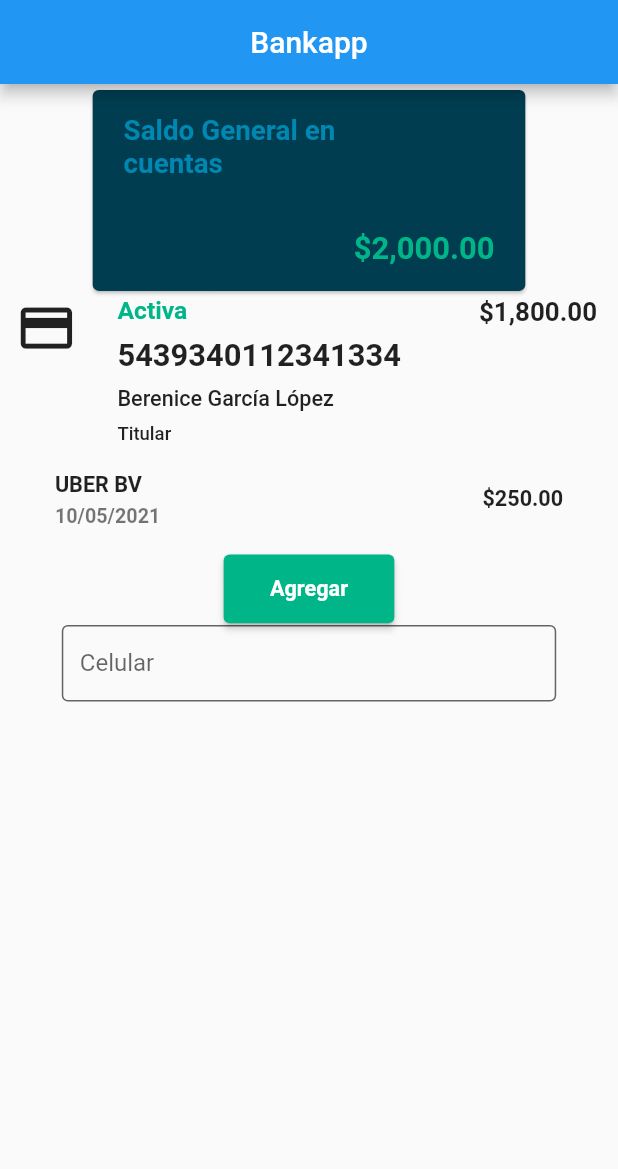
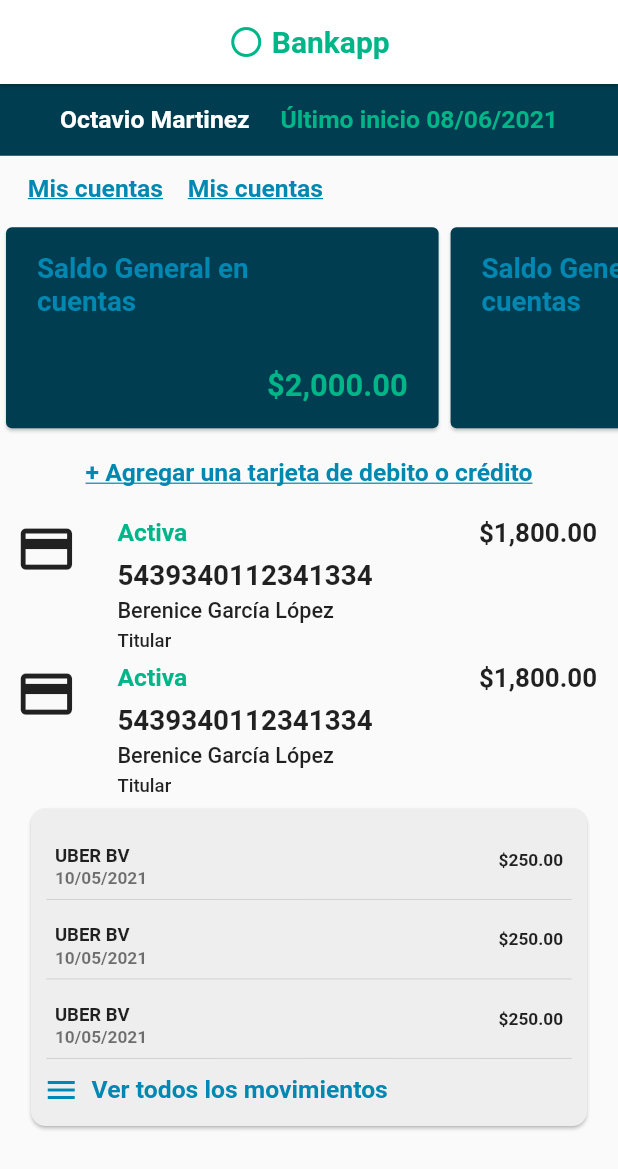
Before and after one commit to JonathanGalaviz/test-bankapp-android-endcom, a Flutter app: the screen it shows after launch, on a phone screen of 412 x 824 dp. Shown: the top 1169 px of the screen. Run offline on Flutter 3.47's test engine with Material 2 defaults, Android fonts, the phone set to English and light mode, and no system bars.

Commit message:
Maqueta dashboard

```diff
--- /dev/null
+++ b/lib/src/ui/form_page.dart
@@ -0,0 +1,47 @@
+import 'package:flutter/material.dart';
+import 'package:flutter/services.dart';
+import 'package:test_bankapp_android_endcom/src/ui/widgets/button_widget.dart';
+import 'package:test_bankapp_android_endcom/src/ui/widgets/input_widget.dart';
+
+class FormaPage extends StatefulWidget {
+  const FormaPage({Key? key}) : super(key: key);
+
+  @override
+  State<FormaPage> createState() => _FormaPageState();
+}
+
+class _FormaPageState extends State<FormaPage> {
+  @override
+  Widget build(BuildContext context) {
+    Size size = MediaQuery.of(context).size;
+    return Scaffold(
+      appBar: AppBar(
+        title: Text('Bankapp'),
+        centerTitle: true,
+      ),
+      body: SingleChildScrollView(
+        child: Column(
+          children: [
+            ButtonWidget().showButton(
+                title: 'Agregar',
+                color: const Color(0xff00b689),
+                onTap: () {},
+                context: context),
+            InputWidget(
+              textInputFormatter: <TextInputFormatter>[
+                FilteringTextInputFormatter.digitsOnly
+              ],
+              maxLength: 10,
+              controller: TextEditingController(),
+              textCapitalization: TextCapitalization.words,
+              keyboardType: TextInputType.number,
+              textInputAction: TextInputAction.done,
+              valueSize: .8,
+              text: 'Celular',
+            ),
+          ],
+        ),
+      ),
+    );
+  }
+}
--- a/lib/src/ui/home_page.dart
+++ b/lib/src/ui/home_page.dart
@@ -1,8 +1,7 @@
 import 'package:flutter/material.dart';
-import 'package:flutter/services.dart';
+import 'package:test_bankapp_android_endcom/src/ui/widgets/appbar_widget.dart';
 import 'package:test_bankapp_android_endcom/src/ui/widgets/button_widget.dart';
 import 'package:test_bankapp_android_endcom/src/ui/widgets/card_widget.dart';
-import 'package:test_bankapp_android_endcom/src/ui/widgets/input_widget.dart';
 
 class HomePage extends StatefulWidget {
   const HomePage({Key? key}) : super(key: key);
@@ -16,53 +15,118 @@ class _HomePageState extends State<HomePage> {
   Widget build(BuildContext context) {
     Size size = MediaQuery.of(context).size;
     return Scaffold(
-      appBar: AppBar(
-        title: Text('Bankapp'),
-        centerTitle: true,
-      ),
+      appBar: AppBarWidget().customAppBarWidget(title: 'Bankapp'),
       body: SingleChildScrollView(
+        padding: EdgeInsets.only(bottom: size.width * .03),
         child: Column(
           children: [
+            Container(
+                width: size.width,
+                decoration: BoxDecoration(color: const Color(0xff003d51)),
+                child: Center(
+                    child: Padding(
+                        padding:
+                            EdgeInsets.symmetric(vertical: size.width * .035),
+                        child: Text.rich(TextSpan(
+                            style: TextStyle(
+                                color: const Color(0xff0088b2),
+                                fontSize: size.width * .04,
+                                fontWeight: FontWeight.w600),
+                            children: const [
+                              TextSpan(
+                                  text: 'Octavio Martinez ',
+                                  style: TextStyle(color: Colors.white)),
+                              TextSpan(text: '   '),
+                              TextSpan(
+                                  text: ' Último inicio 08/06/2021',
+                                  style: TextStyle(color: Color(0xff00b689)))
+                            ]))))),
+            Padding(
+                padding: EdgeInsets.symmetric(vertical: size.width * .02),
+                child: SizedBox(
+                    width: size.width * .95,
+                    child: Wrap(
+                        crossAxisAlignment: WrapCrossAlignment.start,
+                        alignment: WrapAlignment.start,
+                        children: List.generate(
+                            2,
+                            (index) => ButtonWidget().underlineButton(
+                                title: 'Mis cuentas',
+                                color: const Color(0xff0088b2),
+                                onTap: () {},
+                                context: context))))),
             SingleChildScrollView(
                 physics: const BouncingScrollPhysics(),
                 scrollDirection: Axis.horizontal,
-              child: Column(
-                children: [
-                  CardWidget().showCardWidget(
+                child: Row(
+                    children: List.generate(
+                        5,
+                        (index) => CardWidget().showCardWidget(
                             title: 'Saldo General en cuentas',
                             money: '2,000.00',
+                            context: context)))),
+            SizedBox(height: size.width * .03),
+            ButtonWidget().underlineButton(
+                title: '+ Agregar una tarjeta de debito o crédito',
+                color: const Color(0xff0088b2),
+                onTap: () {},
                 context: context),
-                ],
-              ),
-            ),
-            CardWidget().creditCardWidget(
+            SizedBox(height: size.width * .03),
+            Column(
+              children: List.generate(
+                  2,
+                  (index) => CardWidget().creditCardWidget(
                       icon: Icons.credit_card,
                       status: 'Activa',
                       nameCard: 'Berenice García López',
                       numberCard: '5439340112341334',
                       money: '1,800.00',
-                context: context),
-            CardWidget().recentMovesCardWidget(
+                      context: context)),
+            ),
+            Card(
+              shape: RoundedRectangleBorder(
+                  borderRadius: BorderRadius.circular(10)),
+              color: Colors.grey[200],
+              child: SizedBox(
+                width: size.width * .9,
+                child: Padding(
+                  padding: EdgeInsets.symmetric(vertical: size.width * .02),
+                  child: Column(
+                    children: [
+                      Column(
+                        children: List.generate(
+                            3,
+                            (index) => CardWidget().recentMovesCardWidget(
                                 title: 'UBER BV',
                                 subtitle: '10/05/2021',
                                 money: '250.00',
-                context: context),
-            ButtonWidget().showButton(
-                title: 'Agregar',
-                color: const Color(0xff00b689),
+                                context: context)),
+                      ),
+                      SizedBox(height: size.width * .01),
+                      InkWell(
+                          borderRadius: BorderRadius.circular(5),
                           onTap: () {},
-                context: context),
-            InputWidget(
-              textInputFormatter: <TextInputFormatter>[
-                FilteringTextInputFormatter.digitsOnly
+                          child: Padding(
+                            padding: EdgeInsets.symmetric(
+                                vertical: size.width * .01,
+                                horizontal: size.width * .02),
+                            child: Row(
+                              children: [
+                                const Icon(Icons.menu,
+                                    color: Color(0xff0088b2)),
+                                SizedBox(width: size.width * .02),
+                                Text('Ver todos los movimientos',
+                                    style: TextStyle(
+                                        color: const Color(0xff0088b2),
+                                        fontSize: size.width * .04,
+                                        fontWeight: FontWeight.w600)),
                               ],
-              maxLength: 10,
-              controller: TextEditingController(),
-              textCapitalization: TextCapitalization.words,
-              keyboardType: TextInputType.number,
-              textInputAction: TextInputAction.done,
-              valueSize: .8,
-              text: 'Celular',
+                            ),
+                          ))
+                    ],
+                  ),
+                ),
+              ),
             ),
           ],
         ),
--- /dev/null
+++ b/lib/src/ui/widgets/appbar_widget.dart
@@ -0,0 +1,18 @@
+import 'package:flutter/material.dart';
+
+class AppBarWidget {
+  customAppBarWidget({required String title}) {
+    return AppBar(
+        backgroundColor: Colors.white,
+        elevation: 1,
+        title:
+            Row(mainAxisAlignment: MainAxisAlignment.center, children: const [
+          Icon(Icons.circle_outlined, color: Color(0xff00b689)),
+          SizedBox(width: 5),
+          Text('Bankapp',
+              style: TextStyle(
+                  color: Color(0xff00b689), fontWeight: FontWeight.w600))
+        ]),
+        centerTitle: true);
+  }
+}
--- a/lib/src/ui/widgets/button_widget.dart
+++ b/lib/src/ui/widgets/button_widget.dart
@@ -18,4 +18,25 @@ class ButtonWidget {
       child: Text(title),
     );
   }
+
+  underlineButton(
+      {required String title,
+      required Color color,
+      required Function() onTap,
+      required BuildContext context}) {
+    Size size = MediaQuery.of(context).size;
+    return InkWell(
+        borderRadius: BorderRadius.circular(5),
+        onTap: onTap,
+        child: Padding(
+          padding: EdgeInsets.symmetric(
+              vertical: size.width * .01, horizontal: size.width * .02),
+          child: Text(title,
+              style: TextStyle(
+                  color: color,
+                  fontSize: size.width * .04,
+                  fontWeight: FontWeight.w600,
+                  decoration: TextDecoration.underline)),
+        ));
+  }
 }
--- a/lib/src/ui/widgets/card_widget.dart
+++ b/lib/src/ui/widgets/card_widget.dart
@@ -44,7 +44,8 @@ class CardWidget {
       required String money,
       required BuildContext context}) {
     Size size = MediaQuery.of(context).size;
-    return SizedBox(
+    return Padding(
+        padding: EdgeInsets.symmetric(vertical: size.width * .01),
         child: Row(
             mainAxisAlignment: MainAxisAlignment.spaceEvenly,
             crossAxisAlignment: CrossAxisAlignment.start,
@@ -53,25 +54,29 @@ class CardWidget {
               SizedBox(
                   width: size.width * .6,
                   child: Padding(
-                  padding: EdgeInsets.symmetric(horizontal: size.width * .04),
+                      padding:
+                          EdgeInsets.symmetric(horizontal: size.width * .04),
                       child: Column(
                           crossAxisAlignment: CrossAxisAlignment.start,
                           children: [
                             Padding(
-                            padding: EdgeInsets.only(bottom: size.width * .02),
+                                padding:
+                                    EdgeInsets.only(bottom: size.width * .02),
                                 child: Text(status,
                                     style: TextStyle(
                                         color: const Color(0xff00b689),
                                         fontSize: size.width * .04,
                                         fontWeight: FontWeight.w600))),
                             Padding(
-                            padding: EdgeInsets.only(bottom: size.width * .02),
+                                padding:
+                                    EdgeInsets.only(bottom: size.width * .01),
                                 child: Text(numberCard,
                                     style: TextStyle(
-                                    fontSize: size.width * .05,
+                                        fontSize: size.width * .045,
                                         fontWeight: FontWeight.w600))),
                             Padding(
-                            padding: EdgeInsets.only(bottom: size.width * .02),
+                                padding:
+                                    EdgeInsets.only(bottom: size.width * .01),
                                 child: Text(nameCard,
                                     style: TextStyle(
                                         fontSize: size.width * .035,
@@ -98,17 +103,28 @@ class CardWidget {
     Size size = MediaQuery.of(context).size;
     return SizedBox(
       width: size.width * .9,
-      child: ListTile(
+      child: Column(
+        children: [
+          ListTile(
+            visualDensity: const VisualDensity(vertical: -3),
             leading: null,
+            dense: true,
             title: Text(title,
                 style: TextStyle(
-                fontSize: size.width * .035, fontWeight: FontWeight.w600)),
+                    fontSize: size.width * .03, fontWeight: FontWeight.w600)),
             subtitle: Text(subtitle,
                 style: TextStyle(
-                fontSize: size.width * .032, fontWeight: FontWeight.w600)),
+                    fontSize: size.width * .028, fontWeight: FontWeight.w600)),
             trailing: Text('\$$money',
                 style: TextStyle(
-                fontSize: size.width * .035, fontWeight: FontWeight.w600)),
+                    fontSize: size.width * .028, fontWeight: FontWeight.w600)),
+          ),
+          SizedBox(
+              width: size.width * .85,
+              child: const Divider(
+                height: 1,
+              ))
+        ],
       ),
     );
   }
```
Lines whose indentation alone changed are shown as unchanged.
